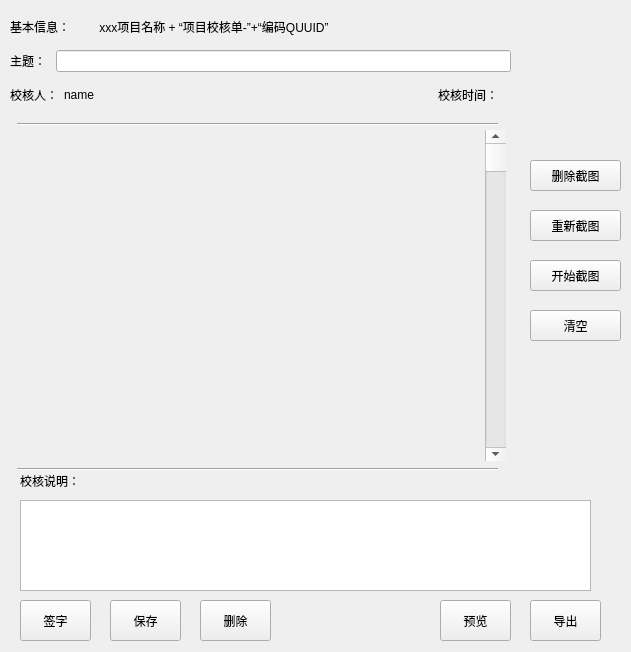
drink2017/check, file newcheck.ui: the form before one commit.
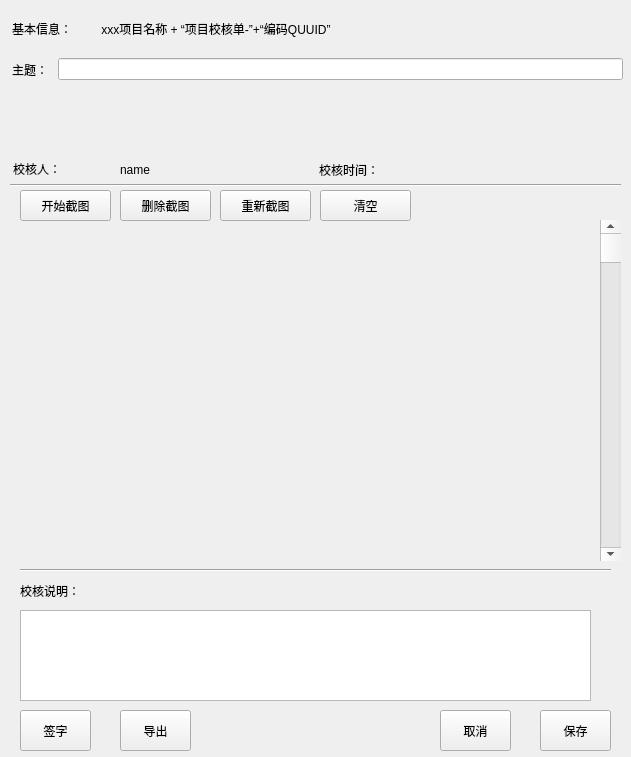
The form after the commit. Custom widgets are drawn as their Qt base class.

Commit message: 更改校审面板布局

The edit to the form file:
```diff
--- a/newcheck.ui
+++ b/newcheck.ui
@@ -7,7 +7,7 @@
     <x>0</x>
     <y>0</y>
     <width>631</width>
-    <height>652</height>
+    <height>757</height>
    </rect>
   </property>
   <property name="windowTitle">
@@ -22,22 +22,31 @@
   <widget class="QLabel" name="label_sign">
    <property name="geometry">
     <rect>
-     <x>520</x>
-     <y>20</y>
-     <width>101</width>
-     <height>81</height>
+     <x>397</x>
+     <y>97</y>
+     <width>221</width>
+     <height>51</height>
     </rect>
    </property>
+   <property name="sizePolicy">
+    <sizepolicy hsizetype="Fixed" vsizetype="Preferred">
+     <horstretch>0</horstretch>
+     <verstretch>0</verstretch>
+    </sizepolicy>
+   </property>
    <property name="text">
     <string/>
    </property>
+   <property name="alignment">
+    <set>Qt::AlignRight|Qt::AlignTrailing|Qt::AlignVCenter</set>
+   </property>
   </widget>
   <widget class="screenshotLabel" name="label_screenshot">
    <property name="geometry">
     <rect>
-     <x>10</x>
-     <y>130</y>
-     <width>451</width>
+     <x>20</x>
+     <y>230</y>
+     <width>561</width>
      <height>331</height>
     </rect>
    </property>
@@ -61,10 +70,10 @@
   <widget class="QScrollBar" name="verticalScrollBar">
    <property name="geometry">
     <rect>
-     <x>485</x>
-     <y>130</y>
+     <x>600</x>
+     <y>220</y>
      <width>21</width>
-     <height>331</height>
+     <height>341</height>
     </rect>
    </property>
    <property name="orientation">
@@ -74,8 +83,8 @@
   <widget class="QPushButton" name="pushButton_delete">
    <property name="geometry">
     <rect>
-     <x>530</x>
-     <y>160</y>
+     <x>120</x>
+     <y>190</y>
      <width>91</width>
      <height>31</height>
     </rect>
@@ -87,8 +96,8 @@
   <widget class="QPushButton" name="pushButton_re">
    <property name="geometry">
     <rect>
-     <x>530</x>
-     <y>210</y>
+     <x>220</x>
+     <y>190</y>
      <width>91</width>
      <height>31</height>
     </rect>
@@ -100,8 +109,8 @@
   <widget class="QPushButton" name="pushButton_begin">
    <property name="geometry">
     <rect>
-     <x>530</x>
-     <y>260</y>
+     <x>20</x>
+     <y>190</y>
      <width>91</width>
      <height>31</height>
     </rect>
@@ -113,8 +122,8 @@
   <widget class="QPushButton" name="pushButton_clear">
    <property name="geometry">
     <rect>
-     <x>530</x>
-     <y>310</y>
+     <x>320</x>
+     <y>190</y>
      <width>91</width>
      <height>31</height>
     </rect>
@@ -127,7 +136,7 @@
    <property name="geometry">
     <rect>
      <x>20</x>
-     <y>470</y>
+     <y>580</y>
      <width>71</width>
      <height>21</height>
     </rect>
@@ -140,7 +149,7 @@
    <property name="geometry">
     <rect>
      <x>20</x>
-     <y>500</y>
+     <y>610</y>
      <width>571</width>
      <height>91</height>
     </rect>
@@ -150,7 +159,7 @@
    <property name="geometry">
     <rect>
      <x>20</x>
-     <y>600</y>
+     <y>710</y>
      <width>71</width>
      <height>41</height>
     </rect>
@@ -162,8 +171,8 @@
   <widget class="QPushButton" name="pushButton_save">
    <property name="geometry">
     <rect>
-     <x>110</x>
-     <y>600</y>
+     <x>540</x>
+     <y>710</y>
      <width>71</width>
      <height>41</height>
     </rect>
@@ -175,34 +184,21 @@
   <widget class="QPushButton" name="pushButton_deleteAll">
    <property name="geometry">
     <rect>
-     <x>200</x>
-     <y>600</y>
-     <width>71</width>
-     <height>41</height>
-    </rect>
-   </property>
-   <property name="text">
-    <string>删除</string>
-   </property>
-  </widget>
-  <widget class="QPushButton" name="pushButton_preview">
-   <property name="geometry">
-    <rect>
      <x>440</x>
-     <y>600</y>
+     <y>710</y>
      <width>71</width>
      <height>41</height>
     </rect>
    </property>
    <property name="text">
-    <string>预览</string>
+    <string>取消</string>
    </property>
   </widget>
   <widget class="QPushButton" name="pushButton_export">
    <property name="geometry">
     <rect>
-     <x>530</x>
-     <y>600</y>
+     <x>120</x>
+     <y>710</y>
      <width>71</width>
      <height>41</height>
     </rect>
@@ -211,17 +207,82 @@
     <string>导出</string>
    </property>
   </widget>
-  <widget class="QWidget" name="layoutWidget">
+  <widget class="Line" name="line">
    <property name="geometry">
     <rect>
      <x>10</x>
-     <y>10</y>
-     <width>501</width>
-     <height>101</height>
+     <y>170</y>
+     <width>611</width>
+     <height>31</height>
     </rect>
    </property>
-   <layout class="QVBoxLayout" name="verticalLayout">
+   <property name="font">
+    <font>
+     <weight>50</weight>
+     <italic>false</italic>
+     <bold>false</bold>
+    </font>
+   </property>
+   <property name="orientation">
+    <enum>Qt::Horizontal</enum>
+   </property>
+  </widget>
+  <widget class="Line" name="line_2">
+   <property name="geometry">
+    <rect>
+     <x>20</x>
+     <y>550</y>
+     <width>591</width>
+     <height>41</height>
+    </rect>
+   </property>
+   <property name="orientation">
+    <enum>Qt::Horizontal</enum>
+   </property>
+  </widget>
+  <widget class="QWidget" name="">
+   <property name="geometry">
+    <rect>
+     <x>12</x>
+     <y>54</y>
+     <width>611</width>
+     <height>31</height>
+    </rect>
+   </property>
+   <layout class="QHBoxLayout" name="horizontalLayout_2">
     <item>
+     <widget class="QLabel" name="label_topic">
+      <property name="font">
+       <font>
+        <pointsize>9</pointsize>
+       </font>
+      </property>
+      <property name="text">
+       <string>主题： </string>
+      </property>
+     </widget>
+    </item>
+    <item>
+     <widget class="QLineEdit" name="lineEdit_topic">
+      <property name="sizePolicy">
+       <sizepolicy hsizetype="Expanding" vsizetype="Fixed">
+        <horstretch>0</horstretch>
+        <verstretch>0</verstretch>
+       </sizepolicy>
+      </property>
+     </widget>
+    </item>
+   </layout>
+  </widget>
+  <widget class="QWidget" name="">
+   <property name="geometry">
+    <rect>
+     <x>12</x>
+     <y>13</y>
+     <width>611</width>
+     <height>31</height>
+    </rect>
+   </property>
      <layout class="QHBoxLayout" name="horizontalLayout">
       <item>
        <widget class="QLabel" name="label_basic">
@@ -278,111 +339,63 @@
        </widget>
       </item>
      </layout>
-    </item>
-    <item>
-     <layout class="QHBoxLayout" name="horizontalLayout_2">
-      <item>
-       <widget class="QLabel" name="label_topic">
-        <property name="font">
-         <font>
-          <pointsize>9</pointsize>
-         </font>
-        </property>
-        <property name="text">
-         <string>主题： </string>
-        </property>
-       </widget>
-      </item>
-      <item>
-       <widget class="QLineEdit" name="lineEdit_topic">
-        <property name="sizePolicy">
-         <sizepolicy hsizetype="Expanding" vsizetype="Fixed">
-          <horstretch>0</horstretch>
-          <verstretch>0</verstretch>
-         </sizepolicy>
-        </property>
-       </widget>
-      </item>
-     </layout>
-    </item>
-    <item>
-     <layout class="QHBoxLayout" name="horizontalLayout_3">
-      <item>
+  </widget>
        <widget class="QLabel" name="label_check">
+   <property name="geometry">
+    <rect>
+     <x>13</x>
+     <y>158</y>
+     <width>61</width>
+     <height>21</height>
+    </rect>
+   </property>
         <property name="text">
          <string>校核人：</string>
         </property>
        </widget>
-      </item>
-      <item>
        <widget class="QLabel" name="label_name">
+   <property name="geometry">
+    <rect>
+     <x>120</x>
+     <y>160</y>
+     <width>81</width>
+     <height>20</height>
+    </rect>
+   </property>
         <property name="text">
          <string>name</string>
         </property>
        </widget>
-      </item>
-      <item>
-       <spacer name="horizontalSpacer">
-        <property name="orientation">
-         <enum>Qt::Horizontal</enum>
-        </property>
-        <property name="sizeHint" stdset="0">
-         <size>
-          <width>40</width>
-          <height>20</height>
-         </size>
-        </property>
-       </spacer>
-      </item>
-      <item>
        <widget class="QLabel" name="label_time">
+   <property name="geometry">
+    <rect>
+     <x>319</x>
+     <y>159</y>
+     <width>81</width>
+     <height>21</height>
+    </rect>
+   </property>
         <property name="text">
          <string>校核时间：</string>
         </property>
        </widget>
-      </item>
-      <item>
        <widget class="QLabel" name="label_current">
+   <property name="geometry">
+    <rect>
+     <x>414</x>
+     <y>159</y>
+     <width>191</width>
+     <height>20</height>
+    </rect>
+   </property>
+   <property name="sizePolicy">
+    <sizepolicy hsizetype="Fixed" vsizetype="Preferred">
+     <horstretch>0</horstretch>
+     <verstretch>0</verstretch>
+    </sizepolicy>
+   </property>
         <property name="text">
          <string/>
-        </property>
-       </widget>
-      </item>
-     </layout>
-    </item>
-   </layout>
-  </widget>
-  <widget class="Line" name="line">
-   <property name="geometry">
-    <rect>
-     <x>17</x>
-     <y>109</y>
-     <width>481</width>
-     <height>31</height>
-    </rect>
-   </property>
-   <property name="font">
-    <font>
-     <weight>50</weight>
-     <italic>false</italic>
-     <bold>false</bold>
-    </font>
-   </property>
-   <property name="orientation">
-    <enum>Qt::Horizontal</enum>
-   </property>
-  </widget>
-  <widget class="Line" name="line_2">
-   <property name="geometry">
-    <rect>
-     <x>17</x>
-     <y>449</y>
-     <width>481</width>
-     <height>41</height>
-    </rect>
-   </property>
-   <property name="orientation">
-    <enum>Qt::Horizontal</enum>
    </property>
   </widget>
  </widget>
```
Lines whose indentation alone changed are shown as unchanged. The commit also changes 7 other files.
